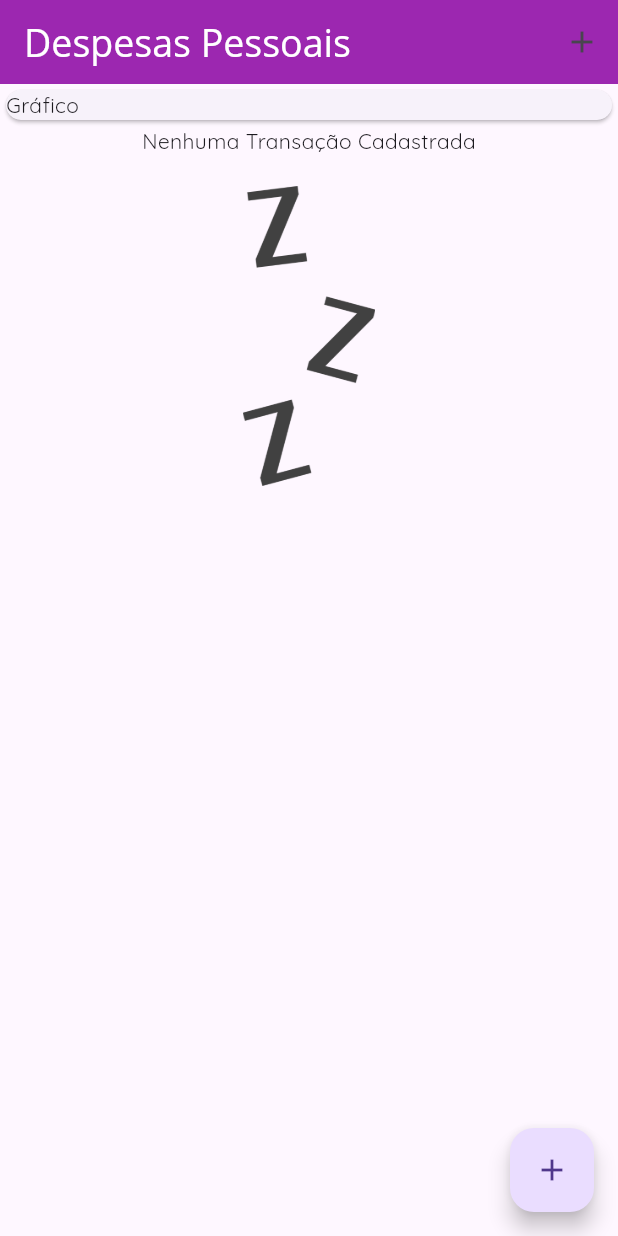
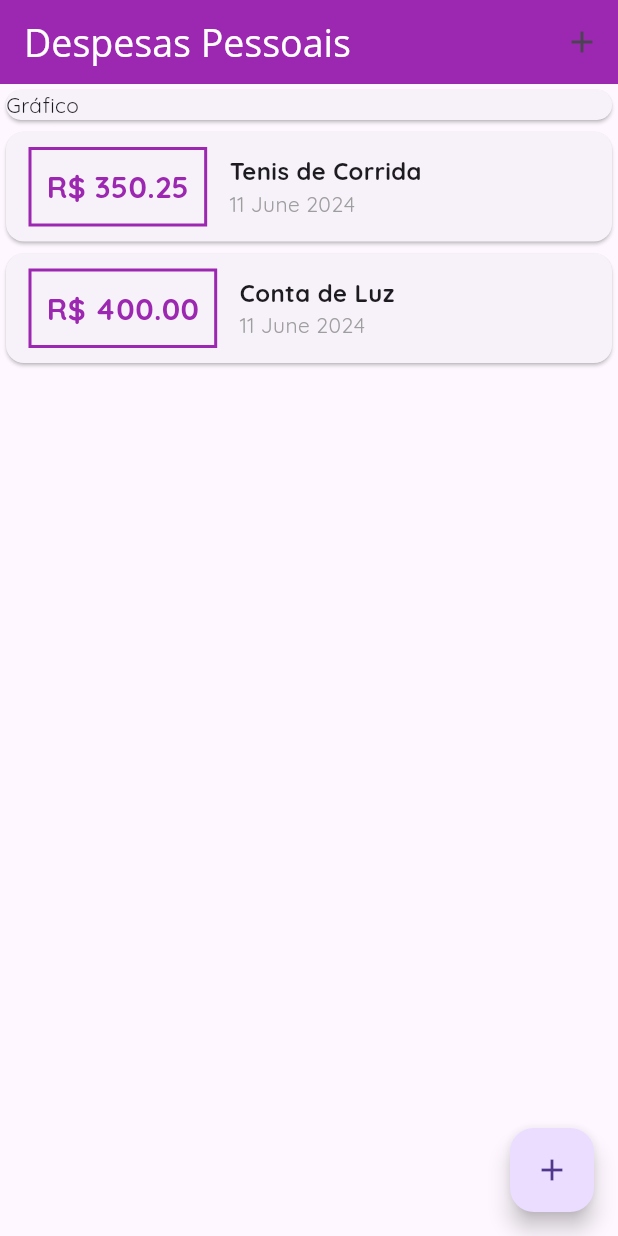
Before and after one commit to juniin1233/Expenses, a Flutter app: the screen it shows after launch, on a phone screen of 412 x 824 dp. Run offline on Flutter 3.47's test engine with Material 3 defaults, Android fonts, the phone set to English and light mode, and no system bars.

Commit message:
Review
Dando uma revisada no código

```diff
--- a/expenses/lib/homepage.dart
+++ b/expenses/lib/homepage.dart
@@ -15,18 +15,18 @@ class MyHomePage extends StatefulWidget {
 
 class _MyHomePageState extends State<MyHomePage> {
   final _transactions = [
-    // Transactions(
-    //   id: 't1',
-    //   title: 'Tenis de Corrida',
-    //   value: 350.25,
-    //   date: DateTime.now(),
-    // ),
-    // Transactions(
-    //   id: 't2',
-    //   title: 'Conta de Luz',
-    //   value: 400,
-    //   date: DateTime.now(),
-    // ),
+    Transactions(
+      id: 't1',
+      title: 'Tenis de Corrida',
+      value: 350.25,
+      date: DateTime.now(),
+    ),
+    Transactions(
+      id: 't2',
+      title: 'Conta de Luz',
+      value: 400,
+      date: DateTime.now(),
+    ),
   ];
 
   _addTransaction(String title, double value) {
--- a/expenses/lib/widgets/transaction_form.dart
+++ b/expenses/lib/widgets/transaction_form.dart
@@ -10,8 +10,8 @@ class TransactionForm extends StatefulWidget {
 }
 
 class _TransactionFormState extends State<TransactionForm> {
+
   final titleController = TextEditingController();
-
   final valueController = TextEditingController();
 
   // Colocamos essa função isolada, para podermos usar no TextInput.. Assim podemos utilizar a mesma função(codigo) em mais lugares
--- a/expenses/lib/widgets/transaction_list.dart
+++ b/expenses/lib/widgets/transaction_list.dart
@@ -16,13 +16,16 @@ class TransactionList extends StatelessWidget {
                 const Text(
                   "Nenhuma Transação Cadastrada",
                 ),
-                  const SizedBox(height: 20,),
+                const SizedBox(
+                  height: 20,
+                ),
                 SizedBox(
                   height: 200,
                   child: Image.asset(
                     'asset/img/waiting.png',
                     fit: BoxFit.cover,
-                      ))
+                  ),
+                )
               ],
             )
           : ListView.builder(
@@ -39,11 +42,11 @@ class TransactionList extends StatelessWidget {
                             color: Colors.purple,
                           ),
                         ),
-                          margin: EdgeInsets.symmetric(
+                        margin: const EdgeInsets.symmetric(
                           horizontal: 15,
                           vertical: 10,
                         ),
-                          padding: EdgeInsets.all(10),
+                        padding: const EdgeInsets.all(10),
                         child: Text(
                           /*
 
@@ -85,6 +88,8 @@ class TransactionList extends StatelessWidget {
                     ],
                   ),
                 );
-                }));
+              },
+            ),
+    );
   }
 }
```
Lines whose indentation alone changed are shown as unchanged.
